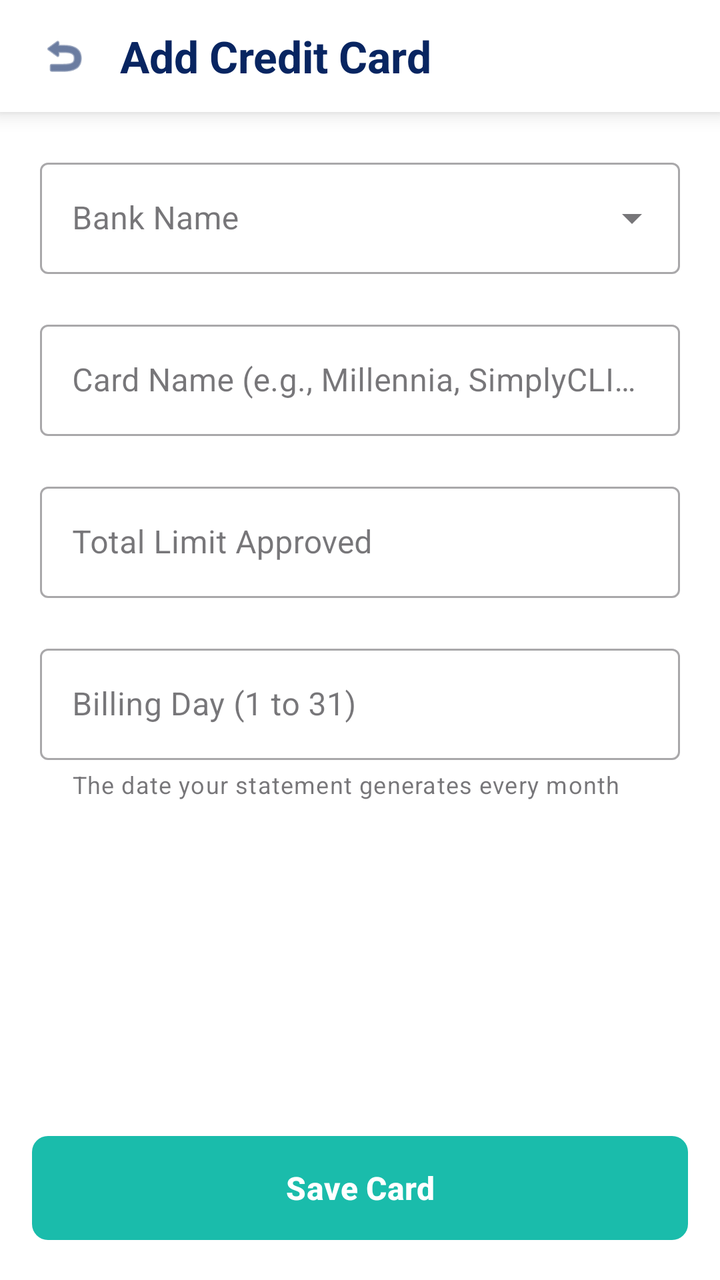
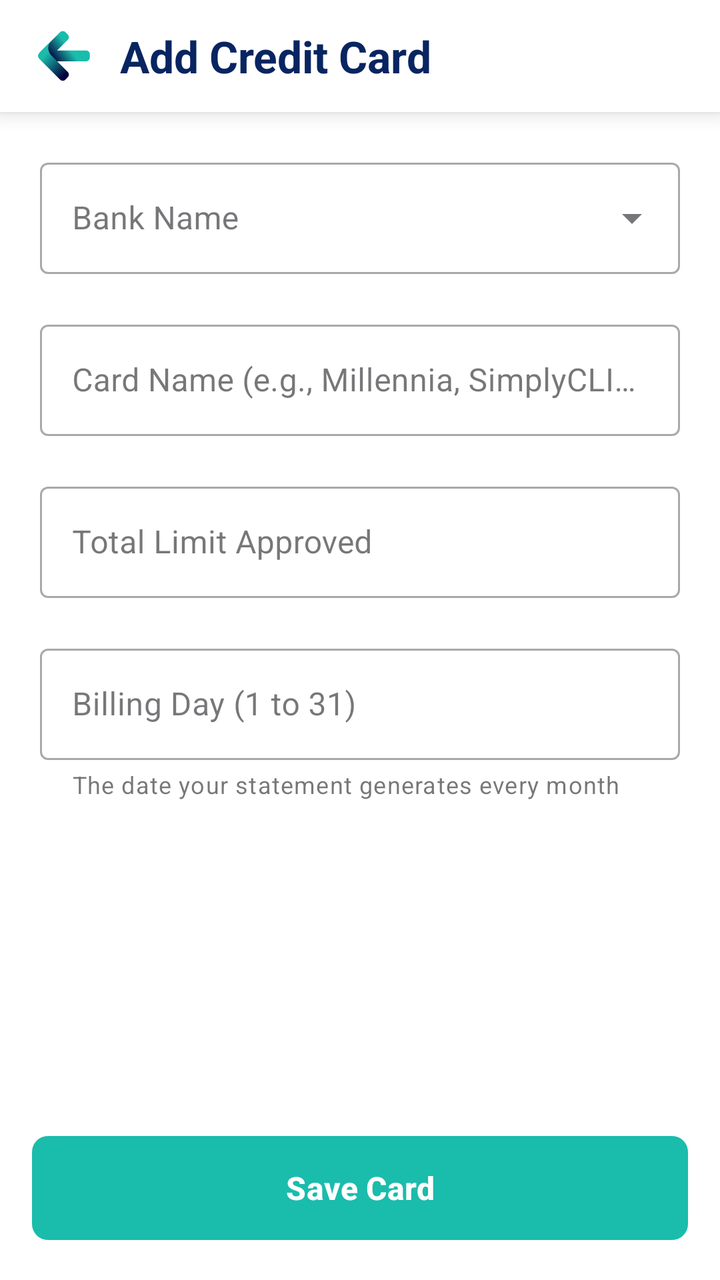

Before-and-after screenshots of an Android layout around one commit, followed by the original layout XML and the change that was made.
<!-- AndroidManifest.xml: application theme Theme.FinTrack -->
<!-- res/layout/activity_add_edit_card.xml -->
<?xml version="1.0" encoding="utf-8"?>
<androidx.constraintlayout.widget.ConstraintLayout
    xmlns:android="http://schemas.android.com/apk/res/android"
    xmlns:app="http://schemas.android.com/apk/res-auto"
    xmlns:tools="http://schemas.android.com/tools"
    android:id="@+id/mainAddEditCard"
    android:layout_width="match_parent"
    android:layout_height="match_parent"
    android:background="#FFFFFF"
    tools:context=".AddEditCardActivity"
    tools:ignore="HardcodedText, ContentDescription">

    
    <LinearLayout
        android:id="@+id/topAppBarContainer"
        android:layout_width="match_parent"
        android:layout_height="wrap_content"
        android:orientation="horizontal"
        android:gravity="center_vertical"
        android:background="#FFFFFF"
        android:elevation="6dp"
        android:paddingHorizontal="16dp"
        android:paddingTop="12dp"
        android:paddingBottom="12dp"
        app:layout_constraintEnd_toEndOf="parent"
        app:layout_constraintStart_toStartOf="parent"
        app:layout_constraintTop_toTopOf="parent">

        <ImageView
            android:id="@+id/ivBackAddEdit"
            android:layout_width="32dp"
            android:layout_height="32dp"
            android:background="?attr/selectableItemBackgroundBorderless"
            android:padding="4dp"
            android:src="@android:drawable/ic_menu_revert"
            app:tint="#082561" />

        <TextView
            android:id="@+id/tvFormTitle"
            android:layout_width="wrap_content"
            android:layout_height="wrap_content"
            android:layout_marginStart="12dp"
            android:text="Add Credit Card"
            android:textColor="#082561"
            android:textSize="22sp"
            android:textStyle="bold" />

    </LinearLayout>

    
    <androidx.core.widget.NestedScrollView
        android:layout_width="match_parent"
        android:layout_height="0dp"
        android:fillViewport="true"
        app:layout_constraintBottom_toTopOf="@+id/btnSaveCard"
        app:layout_constraintTop_toBottomOf="@+id/topAppBarContainer">

        <LinearLayout
            android:layout_width="match_parent"
            android:layout_height="wrap_content"
            android:orientation="vertical"
            android:padding="20dp">

            
            <com.google.android.material.textfield.TextInputLayout
                style="@style/Widget.MaterialComponents.TextInputLayout.OutlinedBox.ExposedDropdownMenu"
                android:layout_width="match_parent"
                android:layout_height="wrap_content"
                android:layout_marginBottom="20dp"
                android:hint="Bank Name">

                <com.google.android.material.textfield.MaterialAutoCompleteTextView
                    android:id="@+id/spinBankName"
                    android:layout_width="match_parent"
                    android:layout_height="wrap_content"
                    android:inputType="none"
                    android:textColor="#082561" />
            </com.google.android.material.textfield.TextInputLayout>

            
            <com.google.android.material.textfield.TextInputLayout
                style="@style/Widget.MaterialComponents.TextInputLayout.OutlinedBox"
                android:layout_width="match_parent"
                android:layout_height="wrap_content"
                android:layout_marginBottom="20dp"
                android:hint="Card Name (e.g., Millennia, SimplyCLICK)">

                <com.google.android.material.textfield.TextInputEditText
                    android:id="@+id/etCardName"
                    android:layout_width="match_parent"
                    android:layout_height="wrap_content"
                    android:inputType="textCapWords"
                    android:textColor="#082561" />
            </com.google.android.material.textfield.TextInputLayout>

            
            <com.google.android.material.textfield.TextInputLayout
                style="@style/Widget.MaterialComponents.TextInputLayout.OutlinedBox"
                android:layout_width="match_parent"
                android:layout_height="wrap_content"
                android:layout_marginBottom="20dp"
                android:hint="Total Limit Approved"
                app:prefixText="₹ ">

                <com.google.android.material.textfield.TextInputEditText
                    android:id="@+id/etTotalLimit"
                    android:layout_width="match_parent"
                    android:layout_height="wrap_content"
                    android:inputType="numberDecimal"
                    android:textColor="#082561" />
            </com.google.android.material.textfield.TextInputLayout>

            
            <com.google.android.material.textfield.TextInputLayout
                style="@style/Widget.MaterialComponents.TextInputLayout.OutlinedBox"
                android:layout_width="match_parent"
                android:layout_height="wrap_content"
                android:layout_marginBottom="20dp"
                android:hint="Billing Day (1 to 31)"
                app:helperText="The date your statement generates every month">

                <com.google.android.material.textfield.TextInputEditText
                    android:id="@+id/etBillingDay"
                    android:layout_width="match_parent"
                    android:layout_height="wrap_content"
                    android:inputType="number"
                    android:maxLength="2"
                    android:textColor="#082561" />
            </com.google.android.material.textfield.TextInputLayout>

        </LinearLayout>
    </androidx.core.widget.NestedScrollView>

    
    <com.google.android.material.button.MaterialButton
        android:id="@+id/btnSaveCard"
        android:layout_width="match_parent"
        android:layout_height="60dp"
        android:layout_margin="16dp"
        android:text="Save Card"
        android:textColor="#FFFFFF"
        android:textSize="16sp"
        android:textStyle="bold"
        app:backgroundTint="#1abcab"
        app:cornerRadius="8dp"
        app:layout_constraintBottom_toBottomOf="parent" />

</androidx.constraintlayout.widget.ConstraintLayout>
<!-- resources referenced by this layout -->
<resources>
  <style name="Theme.FinTrack" parent="Base.Theme.FinTrack" />
  <style name="Base.Theme.FinTrack" parent="Theme.Material3.Light.NoActionBar">
          
          <item name="colorPrimary">#082561</item>
          <item name="colorSecondary">#1ABCAB</item>
  
          
          <item name="android:windowLightStatusBar">true</item>
          <item name="android:statusBarColor">#FFFFFF</item>
      </style>
</resources>

<!-- the commit's change to res/layout/activity_add_edit_card.xml (unified diff, before → after) -->
@@ -31,9 +31,8 @@
             android:layout_width="32dp"
             android:layout_height="32dp"
             android:background="?attr/selectableItemBackgroundBorderless"
-            android:padding="4dp"
-            android:src="@android:drawable/ic_menu_revert"
-            app:tint="#082561" />
+            android:padding="2dp"
+            android:src="@drawable/back" />
 
         <TextView
             android:id="@+id/tvFormTitle"
<!-- resource entries referenced after the edit -->
@@ -1,5 +1,51 @@
 <!-- resources referenced by this layout -->
 <resources>
+  <!-- drawable back (drawable) -->
+  <vector xmlns:android="http://schemas.android.com/apk/res/android"
+      xmlns:aapt="http://schemas.android.com/aapt"
+      android:width="24dp"
+      android:height="24dp"
+      android:viewportWidth="256"
+      android:viewportHeight="256">
+    <path
+        android:pathData="M18.82,110.6L110.35,19.07c6.64,-6.64 17.41,-6.64 24.05,0l11.01,11.01c6.64,6.64 6.64,17.41 0,24.05L96.84,102.72l2.58,0l92.53,0l36.91,0c9.39,0 17.01,7.61 17.01,17.01l0,15.57c0,9.39 -7.61,17.01 -17.01,17.01L191.94,152.31L125.08,152.31l-81.61,0L43.48,127.51l-17.65,0C17,127.51 12.58,116.84 18.82,110.6z"
+        android:strokeLineJoin="miter"
+        android:strokeWidth="2.63"
+        android:fillType="nonZero"
+        android:strokeColor="#00000000"
+        android:strokeLineCap="butt">
+      <aapt:attr name="android:fillColor">
+        <gradient
+            android:startX="155.06"
+            android:startY="98.43"
+            android:endX="80.73"
+            android:endY="153.49"
+            android:type="linear">
+          <item android:offset="0" android:color="#FF1ABCAB"/>
+          <item android:offset="1" android:color="#FF03003D"/>
+        </gradient>
+      </aapt:attr>
+    </path>
+    <path
+        android:pathData="M14.3,139.9l96.05,96.05c6.64,6.64 17.41,6.64 24.05,0l11.01,-11.01c6.64,-6.64 6.64,-17.41 0,-24.05L72.04,127.51c-14.71,-14.71 -25.31,-44.83 -2.92,-67.21L14.3,115.12C7.45,121.97 7.45,133.06 14.3,139.9z"
+        android:strokeLineJoin="miter"
+        android:strokeWidth="2.63"
+        android:fillType="nonZero"
+        android:strokeColor="#00000000"
+        android:strokeLineCap="butt">
+      <aapt:attr name="android:fillColor">
+        <gradient
+            android:startX="52.73"
+            android:startY="112.38"
+            android:endX="145.09"
+            android:endY="201.61"
+            android:type="linear">
+          <item android:offset="0" android:color="#FF1ABCAB"/>
+          <item android:offset="1" android:color="#FF03003D"/>
+        </gradient>
+      </aapt:attr>
+    </path>
+  </vector>
   <style name="Theme.FinTrack" parent="Base.Theme.FinTrack" />
   <style name="Base.Theme.FinTrack" parent="Theme.Material3.Light.NoActionBar">
           
